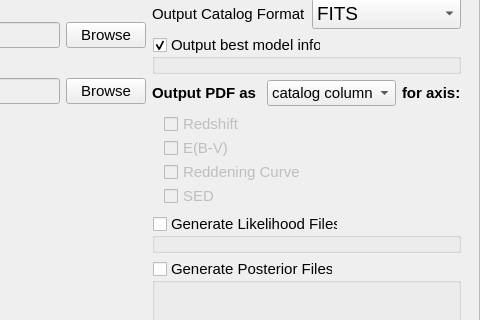
Above: PhzQtUI/auxdir/PhzQtUI/FormAnalysis.ui from astrorama/Phosphoros before the change; both pictures show x 561 to 1041 and y 411 to 731 of the 1041 by 912 pixel window. Below: the same form after it.
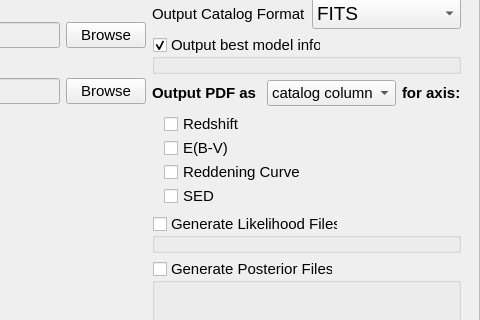
That is the form after the change.

Commit message: update GUI to match new version of the core

The edit to the form file:
```diff
--- a/PhzQtUI/auxdir/PhzQtUI/FormAnalysis.ui
+++ b/PhzQtUI/auxdir/PhzQtUI/FormAnalysis.ui
@@ -927,7 +927,7 @@
             <x>0</x>
             <y>0</y>
             <width>1021</width>
-            <height>458</height>
+            <height>454</height>
            </rect>
           </property>
           <attribute name="label">
@@ -1145,7 +1145,7 @@
                  <item>
                   <widget class="QCheckBox" name="cb_pdf_z">
                    <property name="enabled">
-                    <bool>false</bool>
+                    <bool>true</bool>
                    </property>
                    <property name="font">
                     <font>
@@ -1160,7 +1160,7 @@
                  <item>
                   <widget class="QCheckBox" name="cb_pdf_ebv">
                    <property name="enabled">
-                    <bool>false</bool>
+                    <bool>true</bool>
                    </property>
                    <property name="font">
                     <font>
@@ -1175,7 +1175,7 @@
                  <item>
                   <widget class="QCheckBox" name="cb_pdf_red">
                    <property name="enabled">
-                    <bool>false</bool>
+                    <bool>true</bool>
                    </property>
                    <property name="font">
                     <font>
@@ -1190,7 +1190,7 @@
                  <item>
                   <widget class="QCheckBox" name="cb_pdf_sed">
                    <property name="enabled">
-                    <bool>false</bool>
+                    <bool>true</bool>
                    </property>
                    <property name="font">
                     <font>
```
Left out of the diff: 19 changed lines with no effect on the pictures. The commit also changes 5 other files.
